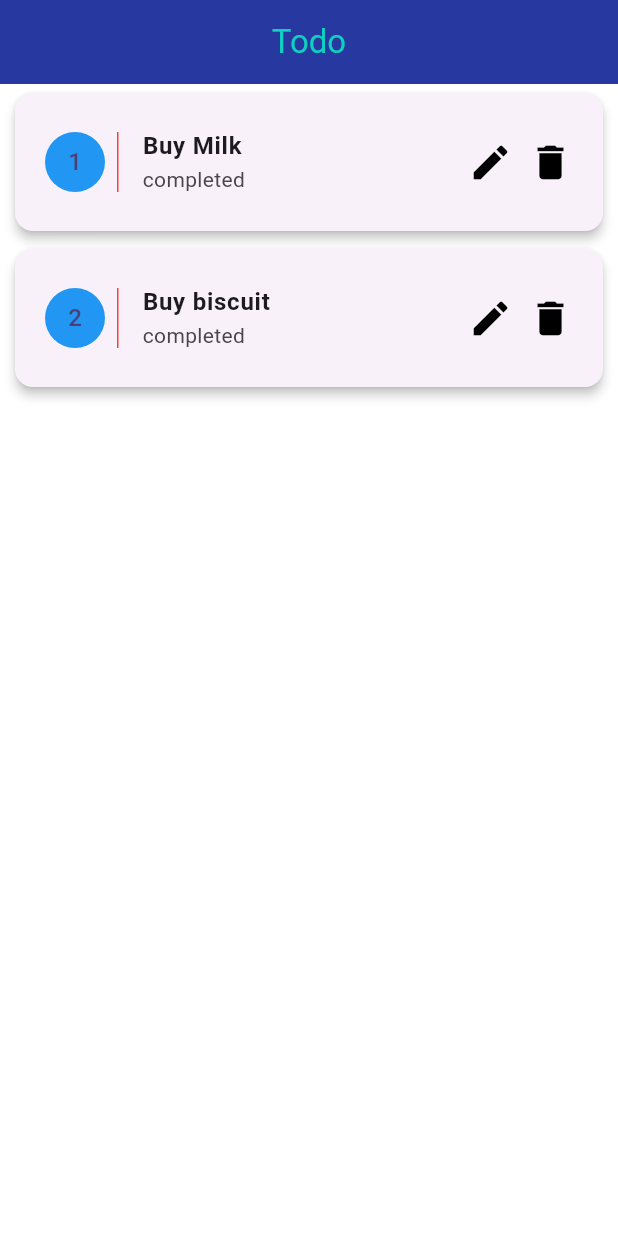
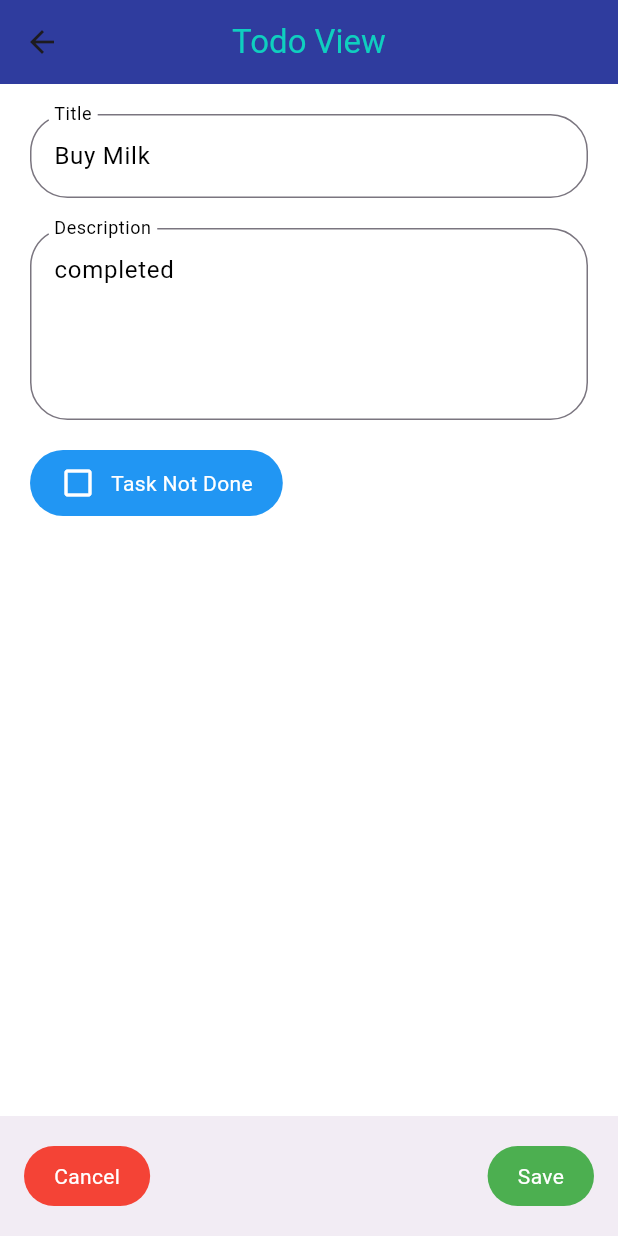
Before and after one commit to priyankarouniyarr/codosoft-internship-project-_todo-list, a Flutter app: the screen it shows after launch, after a tap on the "edit" icon, on a phone screen of 412 x 824 dp. Run offline on Flutter 3.47's test engine with Material 3 defaults, Android fonts, the phone set to English and light mode, and no system bars.

Commit message:
uploading code

```diff
--- a/lib/pages/homepage.dart
+++ b/lib/pages/homepage.dart
@@ -1,5 +1,8 @@
+import 'dart:math';
+
 import 'package:flutter/material.dart';
 import 'package:todo_list/data/todo.dart';
+import 'package:todo_list/pages/viewingpage.dart';
 
 class Homepage extends StatefulWidget {
   const Homepage({super.key});
@@ -12,41 +15,45 @@ class _HomepageState extends State<Homepage> {
   List<Todo> todos = [
     Todo(id: 1, title: "Buy Milk", description: "completed", status: false),
     Todo(id: 2, title: "Buy biscuit", description: "completed", status: false),
-
-
+    Todo(id: 3, title: "Buy chocolate", description: "completed", status: false),
   ];
 
-
-  delete(Todo todo){
-    return showDialog(context:
-  context, builder: (context)=>AlertDialog(
-    title: Text("Delete Todo"),
-    content: Text("Are you sure you want to delete this todo"),
+  // Delete function
+  void delete(Todo todo) {
+    showDialog(
+      context: context,
+      builder: (context) => AlertDialog(
+        title: const Text("Delete Todo"),
+        content: const Text("Are you sure you want to delete this todo?"),
         actions: [
-      TextButton(onPressed: () {
+          TextButton(
+            onPressed: () {
               setState(() {
-          todos.remove(todo);//remove and  elements from the list
+                todos.remove(todo); // Remove item from the list
+              });
+              Navigator.pop(context);
+            },
+            child: const Text("Yes"),
+          ),
+          TextButton(
+            onPressed: () {
+              Navigator.pop(context);
+            },
+            child: const Text("No"),
+          ),
+        ],
+      ),
+    );
   }
 
-          );
-          Navigator.pop(context);
-          }, child: Text("Yes")),
-
-
-          TextButton(onPressed: () {
-            Navigator.pop(context);
-            }, child: Text("No")),
-    ],
-  ));
-  }
   @override
   Widget build(BuildContext context) {
     return Scaffold(
       backgroundColor: Colors.white,
       appBar: AppBar(
-          title: Text(
+        title: const Text(
           'Todo',
-            style: TextStyle(color: const Color.fromARGB(255, 15, 207, 191)),
+          style: TextStyle(color: Color.fromARGB(255, 15, 207, 191)),
         ),
         centerTitle: true,
         backgroundColor: const Color.fromARGB(255, 39, 57, 160),
@@ -57,36 +64,60 @@ class _HomepageState extends State<Homepage> {
         itemBuilder: (BuildContext context, int index) {
           return Card(
             elevation: 3.0,
-                margin: EdgeInsetsDirectional.symmetric(
-                    horizontal: 10.0, vertical: 6.0),
-                child: GestureDetector(
-                    onTap: () {}, child: makelist(todos[index], index)),
+            margin: const EdgeInsets.symmetric(horizontal: 10.0, vertical: 6.0),
+            child: makelist(todos[index], index),
           );
-            }));
+        },
+      ),
+      floatingActionButton:
+      FloatingActionButton(
+        child:Icon(Icons.add,size:20,color: Colors.white,),
+        onPressed: (){
+          addtodo();
+
+      },backgroundColor:Colors.blue ,
+      ),
+    );
+  }
+addtodo() async{
+  int id=Random().nextInt(30);
+  Todo tod =Todo(id: id, title: '', description: '', status: false);
+  Todo returnTodo= await(
+    Navigator.push(
+      context,
+      MaterialPageRoute(builder: (context) => TodoView(todo: tod)),
+
+  ));
+  if(returnTodo!=null){
+    setState(() {
+      todos.add(returnTodo);
+      });
       }
 
-  makelist(Todo todo, index) {
+
+}
+  Widget makelist(Todo todo, int index) {
     return ListTile(
-      contentPadding: EdgeInsets.symmetric(horizontal: 20.0, vertical: 10.0),
+      contentPadding: const EdgeInsets.symmetric(horizontal: 20.0, vertical: 10.0),
       leading: Container(
-          padding: EdgeInsets.only(right: 8.0),
-          decoration: BoxDecoration(
-              border: Border(right: BorderSide(width: 1.0, color: Colors.red))),
+        padding: const EdgeInsets.only(right: 8.0),
+        decoration: const BoxDecoration(
+          border: Border(right: BorderSide(width: 1.0, color: Colors.red)),
+        ),
         child: CircleAvatar(
           backgroundColor: Colors.blue,
-            child: Text("${index + 1}"), // list of todo
-          )),
+          child: Text("${index + 1}"), // List of todo
+        ),
+      ),
       title: Row(
         children: [
           Text(
             todo.title,
-            style: TextStyle(fontSize: 16.0, fontWeight: FontWeight.bold),
+            style: const TextStyle(fontSize: 16.0, fontWeight: FontWeight.bold),
           ),
-          SizedBox(
-            width: 10.0,
-          ),
+          const SizedBox(width: 10.0),
           todo.status
-              ? Icon(Icons.verified, color: Colors.greenAccent)
+              ? const Icon(Icons.verified, color: Colors.greenAccent)
               : Container(),
         ],
       ),
@@ -96,7 +127,7 @@ class _HomepageState extends State<Homepage> {
             todo.description,
             overflow: TextOverflow.clip,
             maxLines: 2,
-            style: TextStyle(fontSize: 14.0),
+            style: const TextStyle(fontSize: 14.0),
           ),
         ],
       ),
@@ -104,17 +135,26 @@ class _HomepageState extends State<Homepage> {
         mainAxisSize: MainAxisSize.min,
         children: [
           GestureDetector(
-            onTap: () {
-              // EDIT TODO
+            onTap: () async {
+              Todo? updatedTodo = await Navigator.push(
+                context,
+                MaterialPageRoute(builder: (context) => TodoView(todo: todo)),
+              );
+              if (updatedTodo != null) {
+                setState(() {
+                  int index = todos.indexOf(todo);
+                  todos[index] = updatedTodo;
+                });
+              }
             },
-            child: Icon(Icons.edit, color: Colors.black, size: 30.0),
+            child: const Icon(Icons.edit, color: Colors.black, size: 30.0),
           ),
-          SizedBox(width: 10.0),
+          const SizedBox(width: 10.0),
           GestureDetector(
             onTap: () {
               delete(todo);
             },
-            child: Icon(Icons.delete, color: Colors.black, size: 30.0),
+            child: const Icon(Icons.delete, color: Colors.black, size: 30.0),
           ),
         ],
       ),
--- /dev/null
+++ b/lib/pages/viewingpage.dart
@@ -0,0 +1,166 @@
+import 'package:flutter/material.dart';
+import 'package:todo_list/data/todo.dart';
+
+class TodoView extends StatefulWidget {
+  final Todo todo;
+
+  TodoView({
+    Key? key,
+    required this.todo,
+  }) : super(key: key);
+
+  @override
+  State<TodoView> createState() => _TodoViewState();
+}
+
+class _TodoViewState extends State<TodoView> {
+  late TextEditingController titleController;
+  late TextEditingController descriptionEditingController;
+
+  @override
+  void initState() {
+    super.initState();
+    titleController = TextEditingController(text: widget.todo.title);
+    descriptionEditingController = TextEditingController(text: widget.todo.description);
+  }
+
+  @override
+  void dispose() {
+    titleController.dispose();
+    descriptionEditingController.dispose();
+    super.dispose();
+  }
+
+  void _toggleTodoStatus() {
+    setState(() {
+      widget.todo.status = !widget.todo.status;
+    });
+  }
+
+  void _saveChanges() {
+    setState(() {
+      widget.todo.title = titleController.text;
+      widget.todo.description = descriptionEditingController.text;
+    });
+    Navigator.pop(context, widget.todo);
+  }
+
+  void _cancelChanges() {
+    Navigator.pop(context);
+  }
+
+  @override
+  Widget build(BuildContext context) {
+    return Scaffold(
+      backgroundColor: Colors.white,
+      appBar: AppBar(
+        title: const Text(
+          'Todo View',
+          style: TextStyle(color: Color.fromARGB(255, 15, 207, 191)),
+        ),
+        elevation: 10,
+        centerTitle: true,
+        backgroundColor: const Color.fromARGB(255, 39, 57, 160),
+      ),
+      body: SingleChildScrollView(
+        child: Container(
+          padding: const EdgeInsets.all(20.0),
+          child: Column(
+            crossAxisAlignment: CrossAxisAlignment.start,
+            children: [
+              TextField(
+                style: const TextStyle(color: Colors.black),
+                decoration: InputDecoration(
+                  labelText: 'Title',
+                  labelStyle: const TextStyle(color: Colors.black),
+                  border: OutlineInputBorder(
+                    borderRadius: BorderRadius.circular(25.0),
+                    borderSide: const BorderSide(color: Colors.black),
+                  ),
+                ),
+                controller: titleController,
+              ),
+              const SizedBox(height: 20),
+              TextField(
+                style: const TextStyle(color: Colors.black),
+                decoration: InputDecoration(
+                  labelText: 'Description',
+                  labelStyle: const TextStyle(color: Colors.black),
+                  border: OutlineInputBorder(
+                    borderRadius: BorderRadius.circular(25.0),
+                    borderSide: const BorderSide(color: Colors.black),
+                  ),
+                ),
+                maxLines: 4,
+                controller: descriptionEditingController,
+              ),
+              const SizedBox(height: 20),
+              Row(
+                children: [
+                  GestureDetector(
+                    onTap: _toggleTodoStatus,
+                    child: Container(
+                      decoration: BoxDecoration(
+                        color: Colors.blue,
+                        borderRadius: BorderRadius.circular(25),
+                      ),
+                      padding: const EdgeInsets.symmetric(vertical: 10, horizontal: 20),
+                      child: Row(
+                        children: [
+                          Icon(
+                            widget.todo.status ? Icons.check_box : Icons.check_box_outline_blank,
+                            color: Colors.white,
+                          ),
+                          const SizedBox(width: 10),
+                          Text(
+                            widget.todo.status ?'Task Done' : 'Task Not Done',
+                            style: const TextStyle(color: Colors.white),
+                          ),
+                        ],
+                      ),
+                    ),
+                  ),
+                ],
+              ),
+            ],
+          ),
+        ),
+      ),
+      bottomNavigationBar: BottomAppBar(
+        child: Row(
+          mainAxisAlignment: MainAxisAlignment.spaceBetween,
+          children: [
+            GestureDetector(
+              onTap: _cancelChanges,
+              child: Container(
+                decoration: BoxDecoration(
+                  color: Colors.red,
+                  borderRadius: BorderRadius.circular(25),
+                ),
+                padding: const EdgeInsets.symmetric(vertical: 10, horizontal: 20),
+                child: const Text(
+                  "Cancel",
+                  style: TextStyle(color: Colors.white),
+                ),
+              ),
+            ),
+            GestureDetector(
+              onTap: _saveChanges,
+              child: Container(
+                decoration: BoxDecoration(
+                  color: Colors.green,
+                  borderRadius: BorderRadius.circular(25),
+                ),
+                padding: const EdgeInsets.symmetric(vertical: 10, horizontal: 20),
+                child: const Text(
+                  "Save",
+                  style: TextStyle(color: Colors.white),
+                ),
+              ),
+            ),
+          ],
+        ),
+      ),
+    );
+  }
+}
```
Also changed, not shown: lib/pages/addtodo.dart (added, +15 -0 lines). Lines whose indentation alone changed are shown as unchanged.
